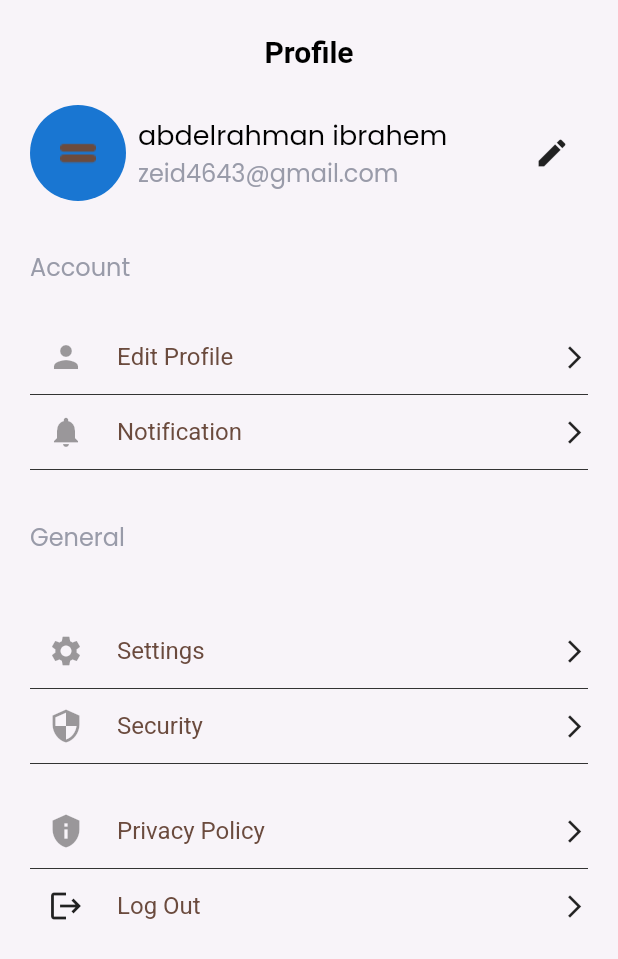
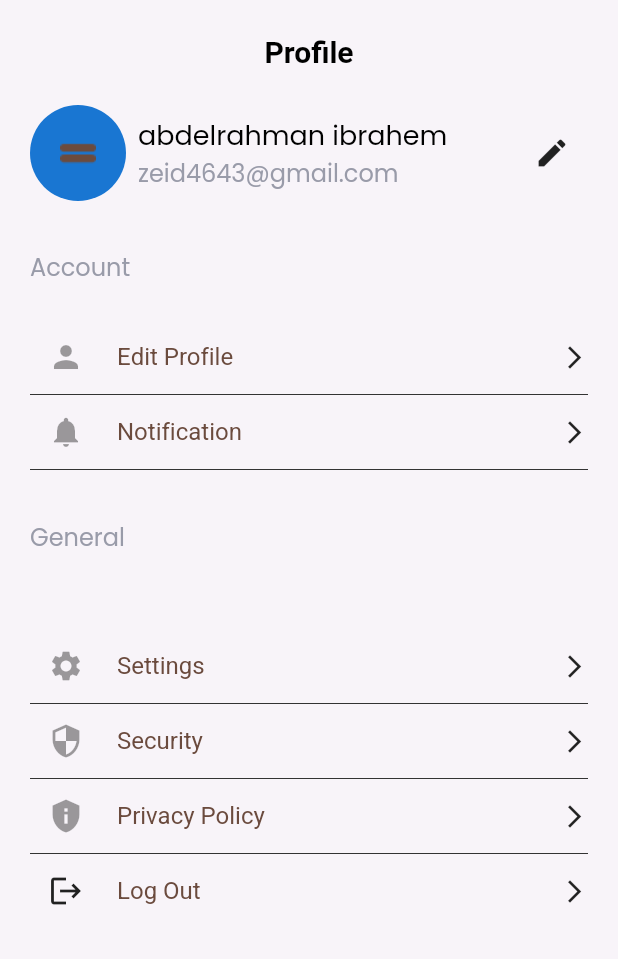
Before and after one commit to AbdelrahmanZeid/DalelApp, a Flutter app: the ProfileView screen opened directly, on a phone screen of 412 x 824 dp. Shown: the top 959 px of the screen. Run offline on Flutter 3.47's test engine with Material 2 defaults, Android fonts, the phone set to English and light mode, and no system bars; our stand-ins replace cloud_firestore, firebase_auth, firebase_core, flutter_bloc, flutter_svg, get_it and 3 more; accounts and stored records are empty; Roboto replaces fonts that are missing (Heboo).

```diff
--- a/lib/features/profile/presentation/views/profile_view.dart
+++ b/lib/features/profile/presentation/views/profile_view.dart
@@ -1,5 +1,4 @@
-import 'package:dalel/core/utils/app_assets.dart';
-import 'package:dalel/core/utils/app_color.dart';
+ import 'package:dalel/core/utils/app_color.dart';
 import 'package:dalel/core/utils/app_strings.dart';
 import 'package:dalel/core/utils/app_text_style.dart';
 import 'package:dalel/features/profile/presentation/widgets/custom_edit_profile_widget.dart';
@@ -82,7 +81,7 @@ class ProfileViewBody extends StatelessWidget {
                   postIconData: Icons.arrow_forward_ios,
                   text: AppStrings.editProfile,
                 ),
-                Divider(
+             const   Divider(
                   color: AppColor.black,
                   height: 2,
                 ),
@@ -91,7 +90,7 @@ class ProfileViewBody extends StatelessWidget {
                   postIconData: Icons.arrow_forward_ios,
                   text: AppStrings.notification,
                 ),
-                Divider(
+             const   Divider(
                   color: AppColor.black,
                   height: 2,
                 ),
@@ -120,9 +119,9 @@ class ProfileViewBody extends StatelessWidget {
           ),
           SliverToBoxAdapter(
             child: Padding(
-              padding: const EdgeInsets.symmetric(vertical: 20,),
+              padding: const EdgeInsets.symmetric(vertical: 30,),
               child: Column(
-                mainAxisAlignment: MainAxisAlignment.spaceBetween,
+                mainAxisAlignment: MainAxisAlignment.spaceEvenly,
                 children: [
                   CustomProfileItem(
                     preIconData: Icons.settings,
@@ -142,14 +141,7 @@ class ProfileViewBody extends StatelessWidget {
                     color: AppColor.black,
                     height: 2,
                   ),
-                ],
-              ),
-            ),
-          ),
-          SliverToBoxAdapter(
-            child: Column(
-              children: [
-                CustomProfileItem(
+                   CustomProfileItem(
                   preIconData: Icons.privacy_tip,
                   postIconData: Icons.arrow_forward_ios,
                   text: AppStrings.privacyPolicy,
@@ -163,12 +155,15 @@ class ProfileViewBody extends StatelessWidget {
                   postIconData: Icons.arrow_forward_ios,
                   text: AppStrings.logOut,
                   onPressed: () {
+
                     FirebaseAuth.instance.signOut();
                   },
                 ),
-              ],
+                ],
+              ),
             ),
           ),
+
         ],
       ),
     );
```
